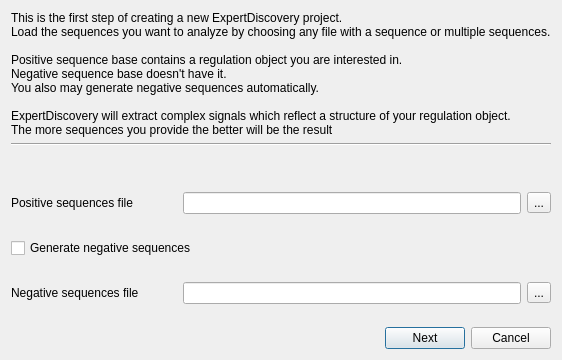
Before: the Qt Designer form src/plugins/expert_discovery/src/ui/ExpertDiscoveryPosNegDialog.ui in violethaze74/ugene, drawn with Qt 5.
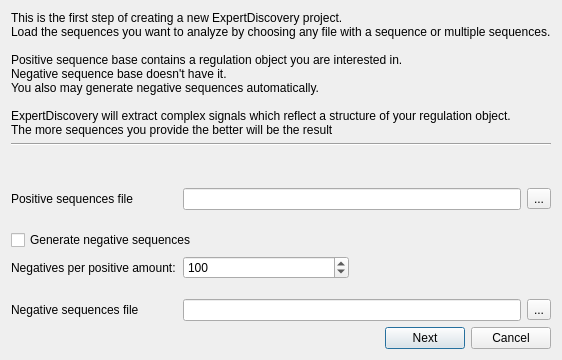
After: the same form once the commit is applied. Icons and pictures are not drawn.

Commit message: expert discovery various improvements

```diff
--- a/src/plugins/expert_discovery/src/ui/ExpertDiscoveryPosNegDialog.ui
+++ b/src/plugins/expert_discovery/src/ui/ExpertDiscoveryPosNegDialog.ui
@@ -72,7 +72,7 @@
        </property>
       </widget>
      </item>
-     <item row="6" column="0">
+     <item row="7" column="0">
       <spacer name="verticalSpacer_2">
        <property name="orientation">
         <enum>Qt::Vertical</enum>
@@ -85,7 +85,7 @@
        </property>
       </spacer>
      </item>
-     <item row="7" column="0">
+     <item row="8" column="0">
       <widget class="QLabel" name="label_3">
        <property name="text">
         <string>Negative sequences file</string>
@@ -95,14 +95,14 @@
        </property>
       </widget>
      </item>
-     <item row="7" column="1" colspan="2">
+     <item row="8" column="1" colspan="2">
       <widget class="QLineEdit" name="secondFileEdit">
        <property name="enabled">
         <bool>true</bool>
        </property>
       </widget>
      </item>
-     <item row="7" column="3">
+     <item row="8" column="3">
       <widget class="QToolButton" name="openSecondButton">
        <property name="text">
         <string>...</string>
@@ -144,6 +144,26 @@
        </property>
       </widget>
      </item>
+     <item row="6" column="0">
+      <widget class="QLabel" name="label">
+       <property name="text">
+        <string>Negatives per positive amount:</string>
+       </property>
+      </widget>
+     </item>
+     <item row="6" column="1">
+      <widget class="QSpinBox" name="negPerPositivespinBox">
+       <property name="minimum">
+        <number>1</number>
+       </property>
+       <property name="maximum">
+        <number>100000</number>
+       </property>
+       <property name="value">
+        <number>100</number>
+       </property>
+      </widget>
+     </item>
     </layout>
    </item>
    <item>
```
The commit also changes 11 other files.
